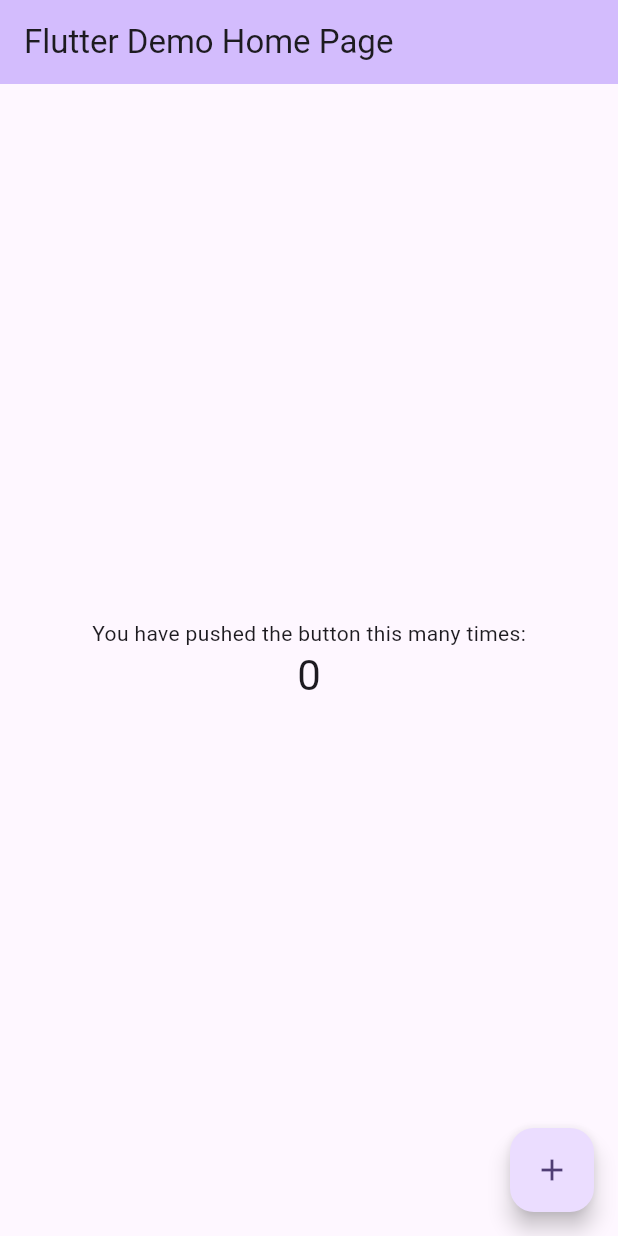
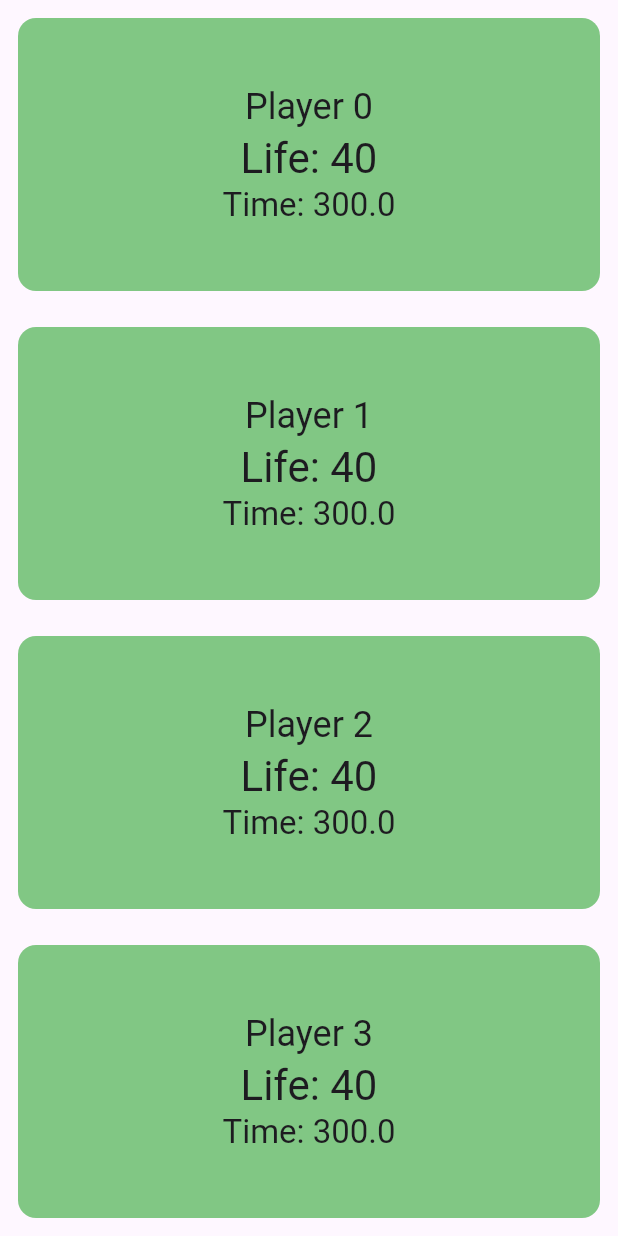
Before and after one commit to Kapsyloffer/ROPE, a Flutter app: the screen it shows after launch, on a phone screen of 412 x 824 dp. Run offline on Flutter 3.47's test engine with Material 3 defaults, Android fonts, the phone set to English and light mode, and no system bars.

Commit message:
Added settings class, and linked to game pieces
Seems to run, crummy as hell tho

```diff
--- /dev/null
+++ b/lib/game.dart
@@ -0,0 +1,38 @@
+import 'player.dart';
+import 'timer.dart';
+
+class Game {
+    List<Player> players;
+    int playerCount;
+    int activePlayerIndex;
+
+    Game(this.players, this.playerCount, this.activePlayerIndex);
+
+    void Reset(){
+        for (var player in players) {
+            player.Reset();
+        }
+        activePlayerIndex = 0;
+        if(players.isNotEmpty) {
+            players[activePlayerIndex].timer.active = true;
+        }
+    }
+
+    //TODO: Fix interrupt bug.
+    void nextPlayer() {
+        if (players.isEmpty) return;
+
+        activePlayerIndex = (activePlayerIndex + 1) % playerCount;
+
+        for (var i = 0; i < players.length; i++) {
+            players[i].timer.active = false;
+            if (i == activePlayerIndex) {
+                players[i].timer.active = true;
+            }
+        }
+    }
+
+    void interruptTurn() {
+        //TODO
+    }
+}
--- a/lib/main.dart
+++ b/lib/main.dart
@@ -1,8 +1,8 @@
 import 'package:flutter/material.dart';
+import 'game.dart';
 import 'player.dart';
 import 'timer.dart';
-
-
+import 'settings.dart';
 
 void main() {
   runApp(const MyApp());
@@ -15,42 +15,17 @@ class MyApp extends StatelessWidget {
   @override
   Widget build(BuildContext context) {
     return MaterialApp(
-      title: 'Flutter Demo',
+      title: 'Rope',
       theme: ThemeData(
-        // This is the theme of your application.
-        //
-        // TRY THIS: Try running your application with "flutter run". You'll see
-        // the application has a purple toolbar. Then, without quitting the app,
-        // try changing the seedColor in the colorScheme below to Colors.green
-        // and then invoke "hot reload" (save your changes or press the "hot
-        // reload" button in a Flutter-supported IDE, or press "r" if you used
-        // the command line to start the app).
-        //
-        // Notice that the counter didn't reset back to zero; the application
-        // state is not lost during the reload. To reset the state, use hot
-        // restart instead.
-        //
-        // This works for code too, not just values: Most code changes can be
-        // tested with just a hot reload.
-        colorScheme: .fromSeed(seedColor: Colors.deepPurple),
+        colorScheme: ColorScheme.fromSeed(seedColor: Colors.deepPurple),
       ),
-      home: const MyHomePage(title: 'Flutter Demo Home Page'),
+      home: const MyHomePage(title: 'Rope'),
     );
   }
 }
 
 class MyHomePage extends StatefulWidget {
   const MyHomePage({super.key, required this.title});
-
-  // This widget is the home page of your application. It is stateful, meaning
-  // that it has a State object (defined below) that contains fields that affect
-  // how it looks.
-
-  // This class is the configuration for the state. It holds the values (in this
-  // case the title) provided by the parent (in this case the App widget) and
-  // used by the build method of the State. Fields in a Widget subclass are
-  // always marked "final".
-
   final String title;
 
   @override
@@ -58,68 +33,70 @@ class MyHomePage extends StatefulWidget {
 }
 
 class _MyHomePageState extends State<MyHomePage> {
-  int _counter = 0;
+  late Game _game;
 
-  void _incrementCounter() {
+  @override
+  void initState() {
+    super.initState();
+
+    List<Player> initialPlayers = [];
+    for(int i = 0; i < Settings.players; i++){
+        initialPlayers.add(Player(i));
+    }
+    _game = Game(initialPlayers, Settings.players, 0);
+  }
+
+  void _handleTimerToggle(Player player) {
     setState(() {
-      // This call to setState tells the Flutter framework that something has
-      // changed in this State, which causes it to rerun the build method below
-      // so that the display can reflect the updated values. If we changed
-      // _counter without calling setState(), then the build method would not be
-      // called again, and so nothing would appear to happen.
-      _counter++;
+      if(player.timer.active){
+      player.timer.toggleTimer();
+      if (!player.timer.active) {
+        _game.nextPlayer();
+      }
+      }
     });
   }
 
   @override
   Widget build(BuildContext context) {
-    // This method is rerun every time setState is called, for instance as done
-    // by the _incrementCounter method above.
-    //
-    // The Flutter framework has been optimized to make rerunning build methods
-    // fast, so that you can just rebuild anything that needs updating rather
-    // than having to individually change instances of widgets.
     return Scaffold(
-      appBar: AppBar(
-        // TRY THIS: Try changing the color here to a specific color (to
-        // Colors.amber, perhaps?) and trigger a hot reload to see the AppBar
-        // change color while the other colors stay the same.
-        backgroundColor: Theme.of(context).colorScheme.inversePrimary,
-        // Here we take the value from the MyHomePage object that was created by
-        // the App.build method, and use it to set our appbar title.
-        title: Text(widget.title),
+      body: Center(
+        child: Column(
+          mainAxisAlignment: MainAxisAlignment.center,
+          children: _game.players.map((player) {
+            return Expanded(
+              child: GestureDetector(
+                onTap: () => _handleTimerToggle(player),
+                child: Container(
+                  margin: const EdgeInsets.all(12.0),
+                  decoration: BoxDecoration(
+                    color: player.timer.active ? Colors.green.shade300 : Colors.grey.shade300,
+                    borderRadius: BorderRadius.circular(12),
                   ),
-      body: Center(
-        // Center is a layout widget. It takes a single child and positions it
-        // in the middle of the parent.
+                  child: Center(
                     child: Column(
-          // Column is also a layout widget. It takes a list of children and
-          // arranges them vertically. By default, it sizes itself to fit its
-          // children horizontally, and tries to be as tall as its parent.
-          //
-          // Column has various properties to control how it sizes itself and
-          // how it positions its children. Here we use mainAxisAlignment to
-          // center the children vertically; the main axis here is the vertical
-          // axis because Columns are vertical (the cross axis would be
-          // horizontal).
-          //
-          // TRY THIS: Invoke "debug painting" (choose the "Toggle Debug Paint"
-          // action in the IDE, or press "p" in the console), to see the
-          // wireframe for each widget.
-          mainAxisAlignment: .center,
+                      mainAxisAlignment: MainAxisAlignment.center,
                       children: [
-            const Text('You have pushed the button this many times:'),
                         Text(
-              '$_counter',
+                          'Player ${player.order}',
+                          style: Theme.of(context).textTheme.headlineSmall,
+                        ),
+                        Text(
+                          'Life: ${player.curLife}',
                           style: Theme.of(context).textTheme.headlineMedium,
+                        ),
+                        Text(
+                          'Time: ${player.timer.curTime}',
+                          style: Theme.of(context).textTheme.titleLarge,
                         ),
                       ],
                     ),
                   ),
-      floatingActionButton: FloatingActionButton(
-        onPressed: _incrementCounter,
-        tooltip: 'Increment',
-        child: const Icon(Icons.add),
+                ),
+              ),
+            );
+          }).toList(),
+        ),
       ),
     );
   }
--- a/lib/player.dart
+++ b/lib/player.dart
@@ -1,4 +1,5 @@
 import 'timer.dart';
+import 'settings.dart';
 
 class Player {
     int order;
@@ -6,17 +7,29 @@ class Player {
     int startLife;
     bool alive;
     Timer timer;
+    //TODO: Commander damage
+    //TODO: Counters: poison, energy, etc
 
-    Player(this.order, this.curLife, this.startLife, this.alive, this.timer);
+    Player(this.order)
+      : curLife = Settings.startLife,
+        startLife = Settings.startLife,
+        alive = true,
+        timer = Timer();
+
+    void Reset(){
+        curLife = startLife;
+        alive = true;
+        timer.Reset();
+    }
 
     void addLife() {
         curLife++;
-        checkAlive();
+        alive = checkAlive();
     }
 
     void decreaseLife(){
         curLife--;
-        checkAlive();
+        alive = checkAlive();
     }
 
     bool checkAlive(){
--- /dev/null
+++ b/lib/settings.dart
@@ -0,0 +1,15 @@
+class Settings {
+    // player settings
+    static int players = 4;
+    static int startLife = 40;
+
+    // timer settings
+    static bool useTimer = true;
+    static double startTime = 300.0;
+    static int increment = 5;
+
+    // layout settings
+    // ...
+
+    //
+}
--- a/lib/timer.dart
+++ b/lib/timer.dart
@@ -1,10 +1,16 @@
+import 'settings.dart';
+
 class Timer {
     double curTime;
     double startTime;
     int increment;
     bool active;
 
-    Timer(this.curTime, this.startTime, this.increment, this.active);
+    Timer()
+      : curTime = Settings.startTime,
+        startTime = Settings.startTime,
+        increment = Settings.increment,
+        active = true;
 
     void toggleTimer() {
         active = !active;
@@ -12,4 +18,9 @@ class Timer {
             curTime += increment;
         }
     }
+
+    void Reset(){
+        curTime = startTime;
+        active = false;
+    }
 }
```
Also changed, not shown: lib/life_counter.dart (deleted). Lines whose indentation alone changed are shown as unchanged.
